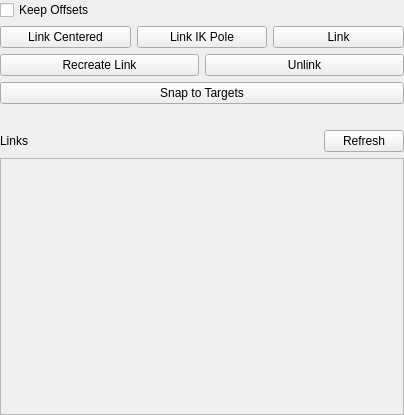
First picture: the form in resources/layout_link_editor.ui, repository bohdon/maya-pulse, before the edit.
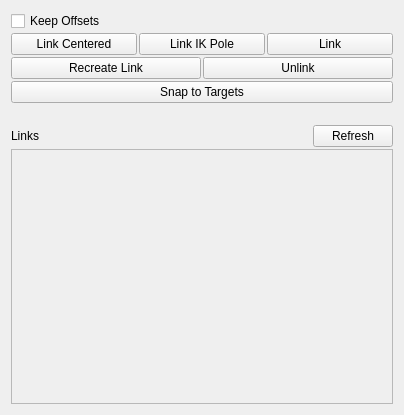
Second picture: the form after the edit.

Commit message: convert quick name editor to designer ui

Patch:
```diff
--- a/resources/layout_link_editor.ui
+++ b/resources/layout_link_editor.ui
@@ -14,17 +14,8 @@
    <string>Form</string>
   </property>
   <layout class="QVBoxLayout" name="verticalLayout">
-   <property name="leftMargin">
-    <number>0</number>
-   </property>
-   <property name="topMargin">
-    <number>0</number>
-   </property>
-   <property name="rightMargin">
-    <number>0</number>
-   </property>
-   <property name="bottomMargin">
-    <number>0</number>
+   <property name="spacing">
+    <number>2</number>
    </property>
    <item>
     <widget class="QCheckBox" name="keep_offsets_check">
@@ -38,6 +29,9 @@
    </item>
    <item>
     <layout class="QHBoxLayout" name="horizontalLayout">
+     <property name="spacing">
+      <number>2</number>
+     </property>
      <item>
       <widget class="QPushButton" name="link_center_btn">
        <property name="text">
@@ -63,6 +57,9 @@
    </item>
    <item>
     <layout class="QHBoxLayout" name="horizontalLayout_2">
+     <property name="spacing">
+      <number>2</number>
+     </property>
      <item>
       <widget class="QPushButton" name="recreate_link_btn">
        <property name="toolTip">
@@ -145,8 +142,8 @@
        <rect>
         <x>0</x>
         <y>0</y>
-        <width>402</width>
-        <height>242</height>
+        <width>384</width>
+        <height>248</height>
        </rect>
       </property>
      </widget>
```
The commit also changes 7 other files.
